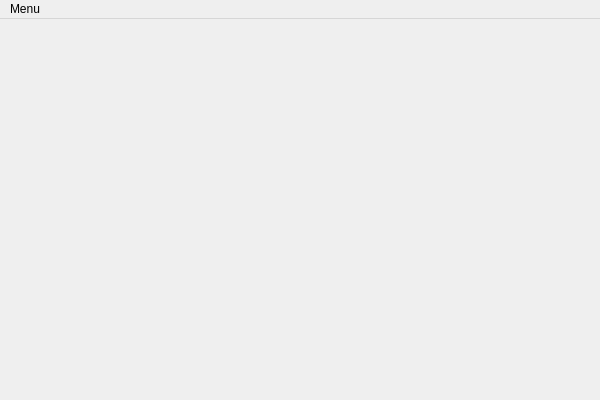
Above: TimerTrack/TimerTrack/TimerTrack.ui from sergrt/timertrack before the change. Below: the same form after it.
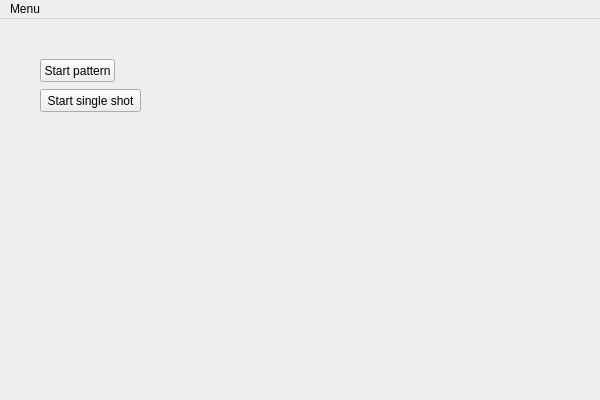
That is the form after the change.

Diff of the .ui file:
```diff
--- a/TimerTrack/TimerTrack/TimerTrack.ui
+++ b/TimerTrack/TimerTrack/TimerTrack.ui
@@ -13,7 +13,34 @@
   <property name="windowTitle">
    <string>TimerTrack</string>
   </property>
-  <widget class="QWidget" name="centralWidget"/>
+  <widget class="QWidget" name="centralWidget">
+   <widget class="QPushButton" name="startPattern">
+    <property name="geometry">
+     <rect>
+      <x>40</x>
+      <y>40</y>
+      <width>75</width>
+      <height>23</height>
+     </rect>
+    </property>
+    <property name="text">
+     <string>Start pattern</string>
+    </property>
+   </widget>
+   <widget class="QPushButton" name="pushButton_2">
+    <property name="geometry">
+     <rect>
+      <x>40</x>
+      <y>70</y>
+      <width>101</width>
+      <height>23</height>
+     </rect>
+    </property>
+    <property name="text">
+     <string>Start single shot</string>
+    </property>
+   </widget>
+  </widget>
   <widget class="QMenuBar" name="menuBar">
    <property name="geometry">
     <rect>
```
